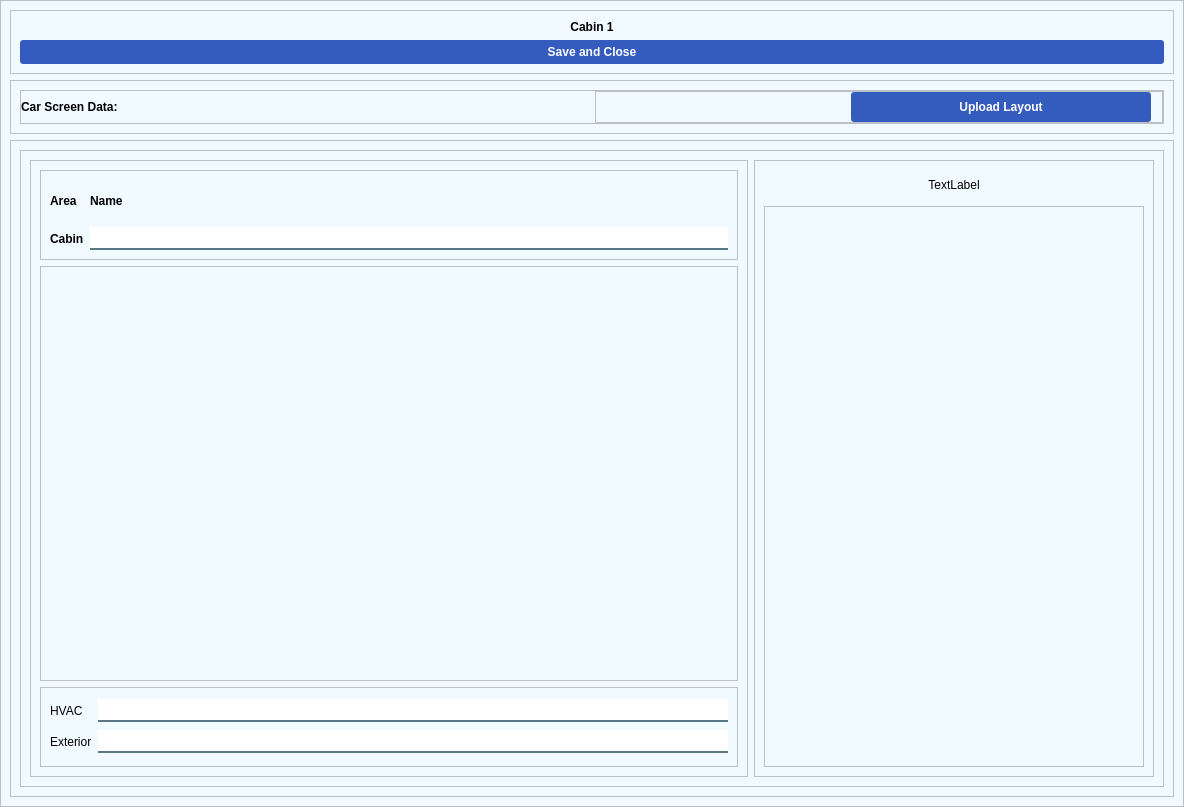
This is ui/ui_files/cabin_setting.ui in ali7haider/railway-automation-system as Qt 5 draws it before an edit. The edited form follows.
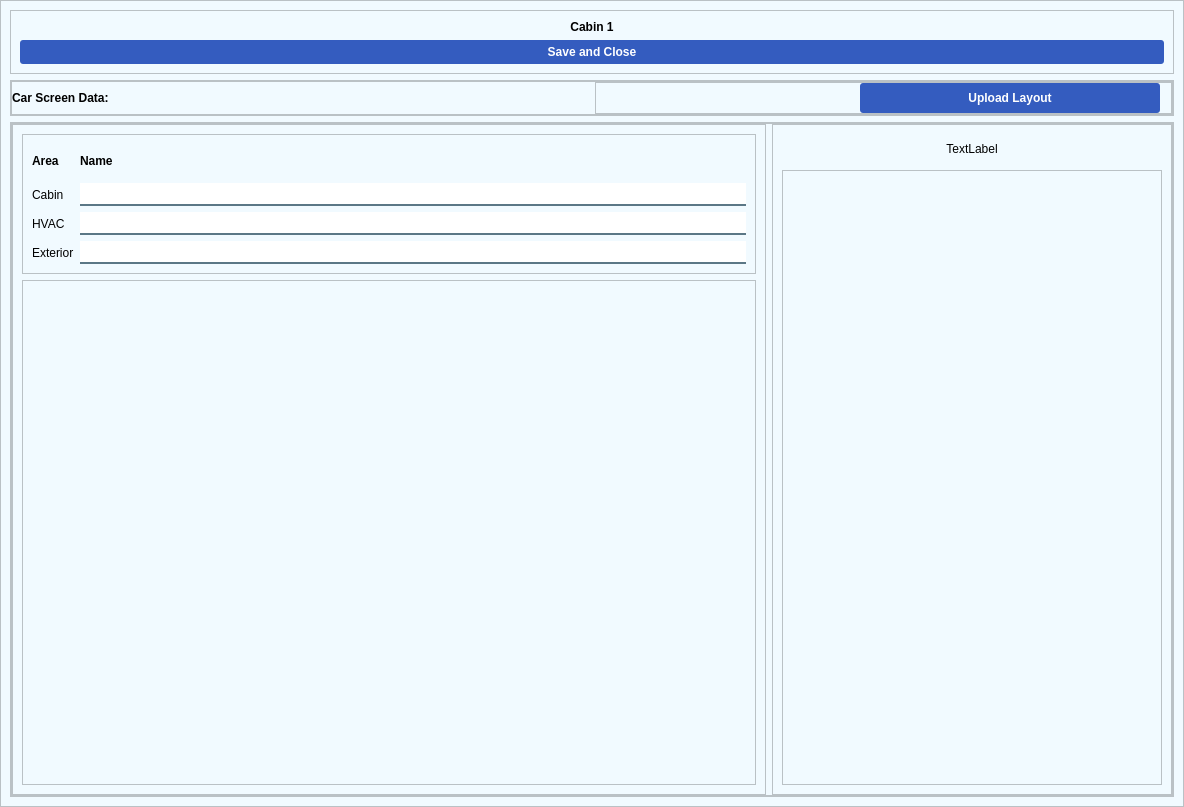
This is the edited form. Icons and pictures are not drawn.

Commit message: Refactor cabin form logic to load project data; update UI layout and margins for improved aesthetics

What changed in the file:
```diff
--- a/ui/ui_files/cabin_setting.ui
+++ b/ui/ui_files/cabin_setting.ui
@@ -282,6 +282,18 @@
           <enum>QFrame::Raised</enum>
          </property>
          <layout class="QVBoxLayout" name="verticalLayout_4">
+          <property name="leftMargin">
+           <number>0</number>
+          </property>
+          <property name="topMargin">
+           <number>0</number>
+          </property>
+          <property name="rightMargin">
+           <number>0</number>
+          </property>
+          <property name="bottomMargin">
+           <number>0</number>
+          </property>
           <item>
            <widget class="QFrame" name="frame_17">
             <property name="maximumSize">
@@ -358,6 +370,9 @@
                     <height>16777215</height>
                    </size>
                   </property>
+                  <property name="cursor">
+                   <cursorShape>PointingHandCursor</cursorShape>
+                  </property>
                   <property name="styleSheet">
                    <string notr="true">QPushButton
 {
@@ -398,6 +413,21 @@
           <enum>QFrame::Raised</enum>
          </property>
          <layout class="QVBoxLayout" name="verticalLayout_5">
+          <property name="spacing">
+           <number>0</number>
+          </property>
+          <property name="leftMargin">
+           <number>0</number>
+          </property>
+          <property name="topMargin">
+           <number>0</number>
+          </property>
+          <property name="rightMargin">
+           <number>0</number>
+          </property>
+          <property name="bottomMargin">
+           <number>0</number>
+          </property>
           <item>
            <widget class="QScrollArea" name="scrollArea">
             <property name="frameShadow">
@@ -411,11 +441,23 @@
               <rect>
                <x>0</x>
                <y>0</y>
-               <width>1134</width>
-               <height>578</height>
+               <width>1156</width>
+               <height>620</height>
               </rect>
              </property>
              <layout class="QHBoxLayout" name="horizontalLayout">
+              <property name="leftMargin">
+               <number>0</number>
+              </property>
+              <property name="topMargin">
+               <number>0</number>
+              </property>
+              <property name="rightMargin">
+               <number>0</number>
+              </property>
+              <property name="bottomMargin">
+               <number>0</number>
+              </property>
               <item>
                <widget class="QFrame" name="frame_5">
                 <property name="frameShape">
@@ -430,7 +472,7 @@
                    <property name="maximumSize">
                     <size>
                      <width>16777215</width>
-                     <height>90</height>
+                     <height>140</height>
                     </size>
                    </property>
                    <property name="frameShape">
@@ -454,14 +496,16 @@
                     <item row="1" column="0">
                      <widget class="QLabel" name="label_3">
                       <property name="styleSheet">
-                       <string notr="true">font: 12pt &quot;Calibri&quot;;
-font-weight:bold;</string>
+                       <string notr="true"/>
                       </property>
                       <property name="text">
                        <string>Cabin</string>
                       </property>
                      </widget>
                     </item>
+                    <item row="1" column="1">
+                     <widget class="QLineEdit" name="lineEdit"/>
+                    </item>
                     <item row="0" column="1">
                      <widget class="QLabel" name="label_2">
                       <property name="styleSheet">
@@ -473,8 +517,25 @@
                       </property>
                      </widget>
                     </item>
-                    <item row="1" column="1">
-                     <widget class="QLineEdit" name="lineEdit"/>
+                    <item row="2" column="0">
+                     <widget class="QLabel" name="label_4">
+                      <property name="text">
+                       <string>HVAC</string>
+                      </property>
+                     </widget>
+                    </item>
+                    <item row="2" column="1">
+                     <widget class="QLineEdit" name="lineEdit_2"/>
+                    </item>
+                    <item row="3" column="0">
+                     <widget class="QLabel" name="label_5">
+                      <property name="text">
+                       <string>Exterior</string>
+                      </property>
+                     </widget>
+                    </item>
+                    <item row="3" column="1">
+                     <widget class="QLineEdit" name="lineEdit_3"/>
                     </item>
                    </layout>
                   </widget>
@@ -501,44 +562,6 @@
                    </layout>
                   </widget>
                  </item>
-                 <item>
-                  <widget class="QFrame" name="frame_9">
-                   <property name="maximumSize">
-                    <size>
-                     <width>16777215</width>
-                     <height>80</height>
-                    </size>
-                   </property>
-                   <property name="frameShape">
-                    <enum>QFrame::StyledPanel</enum>
-                   </property>
-                   <property name="frameShadow">
-                    <enum>QFrame::Raised</enum>
-                   </property>
-                   <layout class="QGridLayout" name="gridLayout_3">
-                    <item row="0" column="0">
-                     <widget class="QLabel" name="label_4">
-                      <property name="text">
-                       <string>HVAC</string>
-                      </property>
-                     </widget>
-                    </item>
-                    <item row="0" column="1">
-                     <widget class="QLineEdit" name="lineEdit_2"/>
-                    </item>
-                    <item row="1" column="0">
-                     <widget class="QLabel" name="label_5">
-                      <property name="text">
-                       <string>Exterior</string>
-                      </property>
-                     </widget>
-                    </item>
-                    <item row="1" column="1">
-                     <widget class="QLineEdit" name="lineEdit_3"/>
-                    </item>
-                   </layout>
-                  </widget>
-                 </item>
                 </layout>
                </widget>
               </item>
@@ -565,10 +588,11 @@
                    <property name="frameShadow">
                     <enum>QFrame::Raised</enum>
                    </property>
+                   <layout class="QVBoxLayout" name="verticalLayout_8"/>
                   </widget>
                  </item>
                  <item row="0" column="0">
-                  <widget class="QLabel" name="lblCabinStandard">
+                  <widget class="QLabel" name="lblStandardCabin">
                    <property name="maximumSize">
                     <size>
                      <width>16777215</width>
```
The commit also changes 3 other files.
